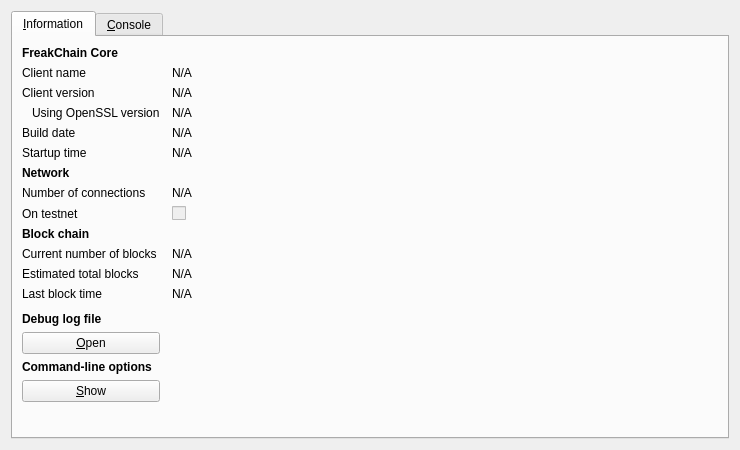
Above: src/qt/forms/rpcconsole.ui from Nugetzrul3/FreakChain before the change. Below: the same form after it.
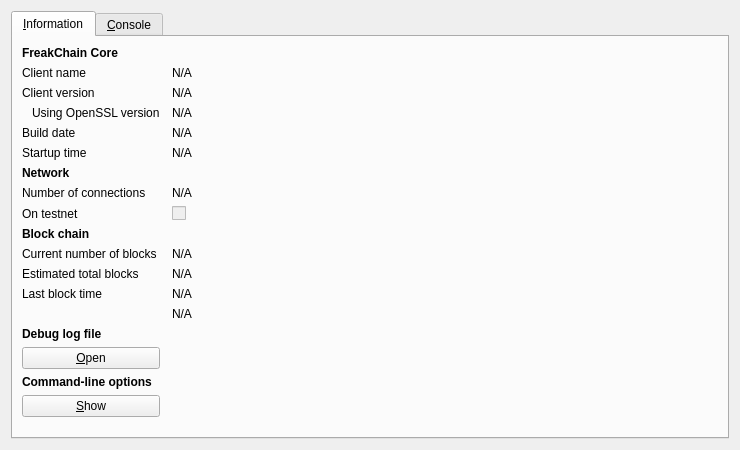
That is the form after the change. Icons and pictures are not drawn.

What changed in the file:
```diff
--- a/src/qt/forms/rpcconsole.ui
+++ b/src/qt/forms/rpcconsole.ui
@@ -306,7 +306,23 @@
          </property>
         </spacer>
        </item>
-       <item row="14" column="0">
+       <item row="14" column="1">
+        <widget class="QLabel" name="wallet_path">
+         <property name="cursor">
+          <cursorShape>IBeamCursor</cursorShape>
+         </property>
+         <property name="text">
+          <string>N/A</string>
+         </property>
+         <property name="textFormat">
+          <enum>Qt::PlainText</enum>
+         </property>
+         <property name="textInteractionFlags">
+          <set>Qt::LinksAccessibleByMouse|Qt::TextSelectableByKeyboard|Qt::TextSelectableByMouse</set>
+         </property>
+        </widget>
+       </item>
+       <item row="15" column="0">
         <widget class="QLabel" name="labelDebugLogfile">
          <property name="font">
           <font>
@@ -319,7 +335,7 @@
          </property>
         </widget>
        </item>
-       <item row="15" column="0">
+       <item row="16" column="0">
         <widget class="QPushButton" name="openDebugLogfileButton">
          <property name="toolTip">
           <string>Open the FreakChain debug log file from the current data directory. This can take a few seconds for large log files.</string>
@@ -332,7 +348,7 @@
          </property>
         </widget>
        </item>
-       <item row="16" column="0">
+       <item row="17" column="0">
         <widget class="QLabel" name="labelCLOptions">
          <property name="font">
           <font>
@@ -345,7 +361,7 @@
          </property>
         </widget>
        </item>
-       <item row="17" column="0">
+       <item row="18" column="0">
         <widget class="QPushButton" name="showCLOptionsButton">
          <property name="toolTip">
           <string>Show the FreakChain help message to get a list with possible FreakChain command-line options.</string>
@@ -358,7 +374,7 @@
          </property>
         </widget>
        </item>
-       <item row="18" column="0">
+       <item row="19" column="0">
         <spacer name="verticalSpacer">
          <property name="orientation">
           <enum>Qt::Vertical</enum>
```
